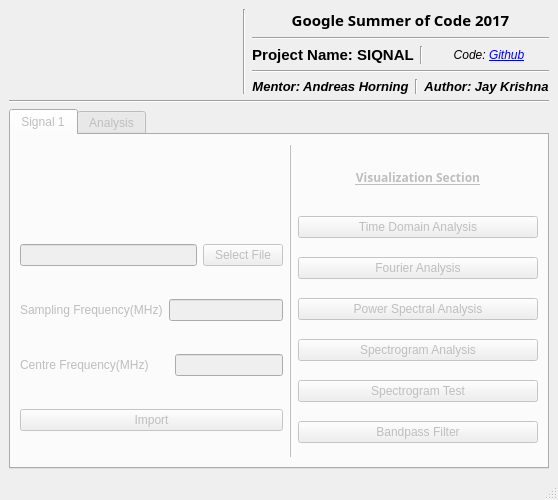
aerospaceresearch/SiqNAL, file qt/analysisscreen.ui: the form before one commit.
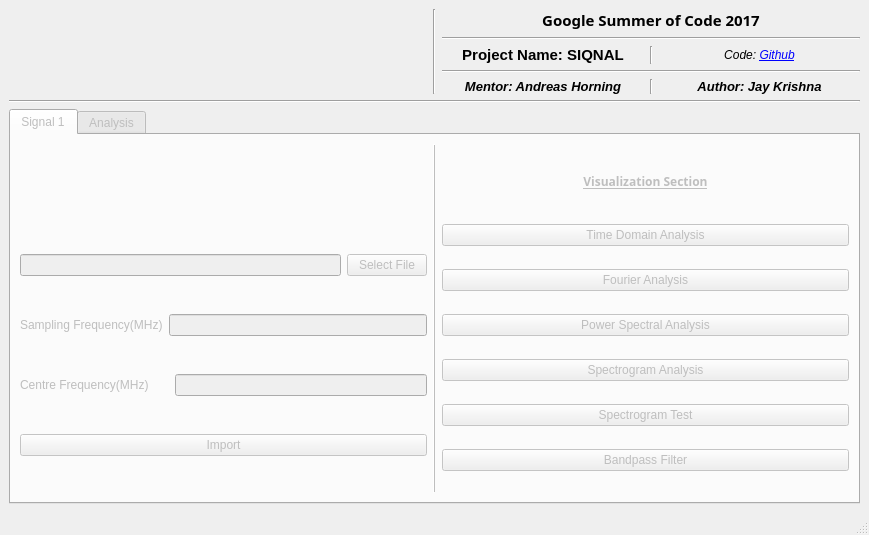
The form after the commit.

Commit message: Added till bandpass filter

Patch:
```diff
--- a/qt/analysisscreen.ui
+++ b/qt/analysisscreen.ui
@@ -9,8 +9,8 @@
    <rect>
     <x>0</x>
     <y>0</y>
-    <width>558</width>
-    <height>500</height>
+    <width>869</width>
+    <height>535</height>
    </rect>
   </property>
   <property name="sizePolicy">
```
